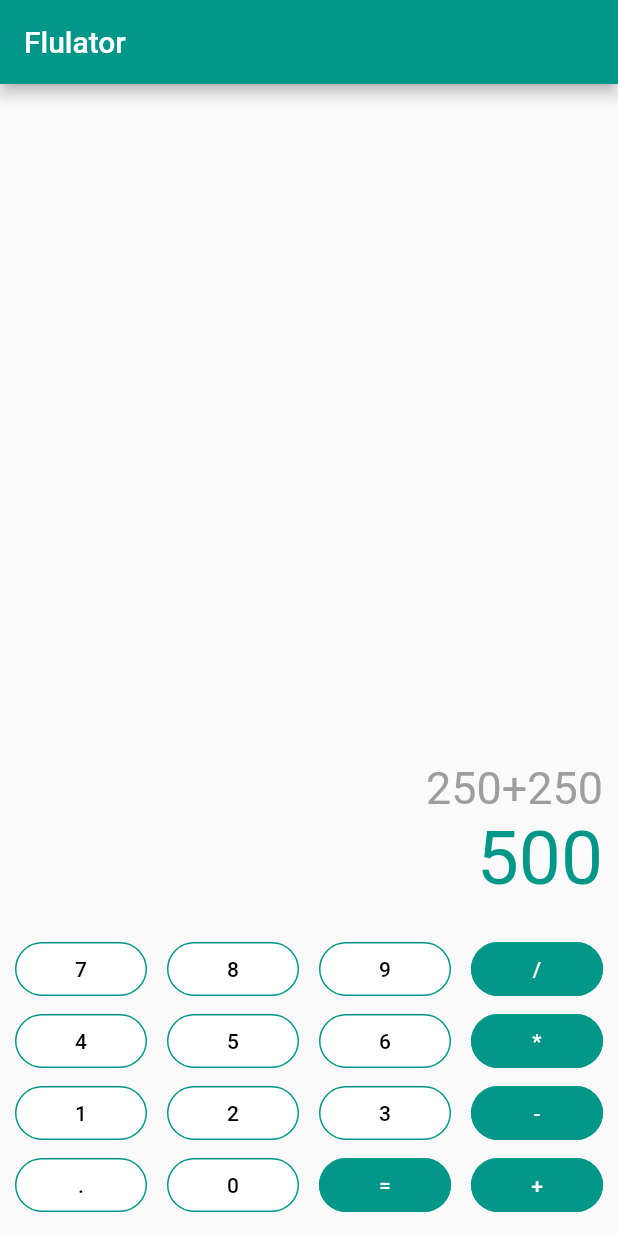
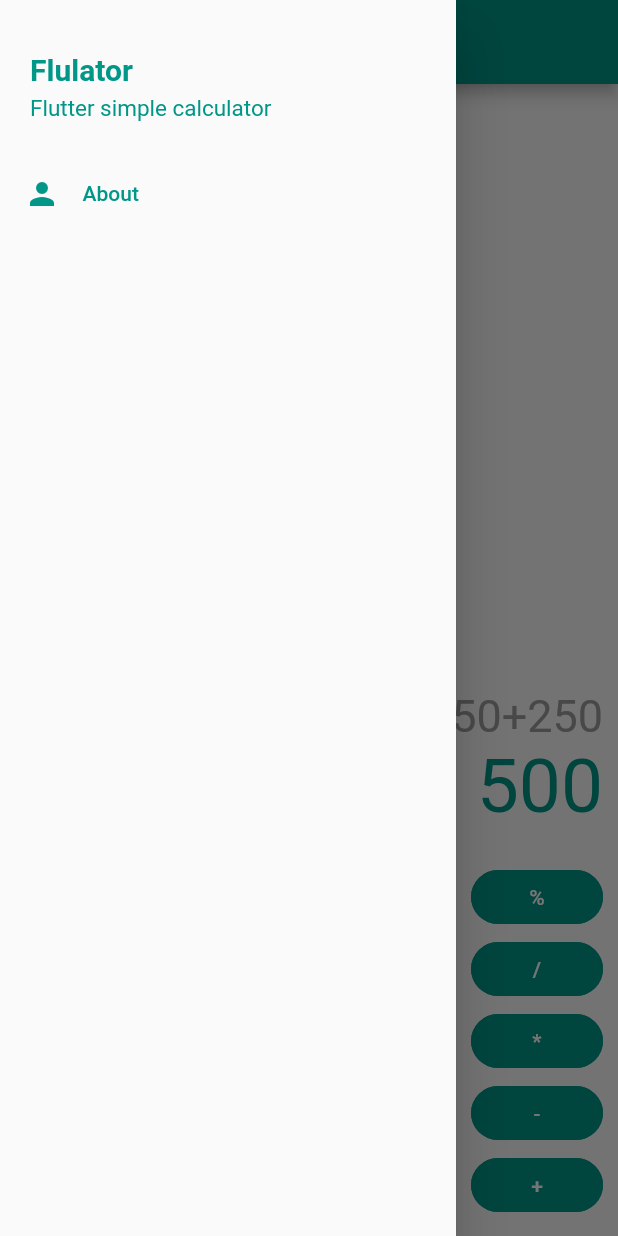
Before and after one commit to BlackIQ/flulator, a Flutter app: the screen it shows after launch, with the side drawer open (before the commit the screen has no drawer), on a phone screen of 412 x 824 dp. Run offline on Flutter 3.47's test engine with Material 2 defaults, Android fonts, the phone set to English and light mode, and no system bars.

Commit message:
Adding a heading to Drawer

```diff
--- a/lib/app/calculator.dart
+++ b/lib/app/calculator.dart
@@ -4,15 +4,73 @@
 import 'package:calculator/app/texts/all.dart';
 import 'package:calculator/app/texts/current.dart';
 import 'package:flutter/material.dart';
-// import 'package:url_launcher/link.dart';
-// import 'package:url_launcher/url_launcher.dart';
-
-import 'dart:async';
 
 class Calculator extends StatelessWidget {
   @override
   Widget build(BuildContext context) {
     return Scaffold(
+      drawer: Drawer(
+        child: ListView(
+          children: <Widget>[
+            SizedBox(
+              height: 15.0,
+            ),
+            Padding(
+              padding: EdgeInsets.all(20.0),
+              child: Column(
+                crossAxisAlignment: CrossAxisAlignment.start,
+                children: <Widget>[
+                  Text(
+                    "Flulator",
+                    style: TextStyle(
+                      fontWeight: FontWeight.bold,
+                      fontSize: 20.0,
+                      color: Colors.teal,
+                    ),
+                  ),
+                  SizedBox(
+                    height: 5.0,
+                  ),
+                  Text(
+                    "Flutter simple calculator",
+                    style: TextStyle(
+                      fontSize: 15.0,
+                      color: Colors.teal,
+                    ),
+                  )
+                ],
+              ),
+            ),
+            ListTile(
+              onTap: () {
+                showAboutDialog(
+                  context: context,
+                  applicationName: 'Flulator',
+                  applicationVersion: '1.0.0',
+                  applicationLegalese: 'Flutter simple calculator',
+                );
+              },
+              title: Row(
+                children: <Widget>[
+                  Icon(
+                    Icons.person,
+                    color: Colors.teal,
+                  ),
+                  SizedBox(
+                    width: 15.0,
+                  ),
+                  Text(
+                    "About",
+                    style: TextStyle(
+                      color: Colors.teal,
+                    ),
+                  )
+                ],
+              ),
+            ),
+          ],
+        ),
+      ),
       appBar: AppBar(
         title: Text(
           'Flulator',
@@ -35,6 +93,15 @@
           CurrentStatus(number: '250+250'),
           AllStatus(number: '500'),
           SizedBox(height: 20.0),
+          Row(
+            mainAxisAlignment: MainAxisAlignment.spaceBetween,
+            children: [
+              StatusButons(option: 'C'),
+              StatusButons(option: 'Del'),
+              StatusButons(option: ''),
+              OperatorButton(operator: '%'),
+            ],
+          ),
           Row(
             mainAxisAlignment: MainAxisAlignment.spaceBetween,
             children: [
```
